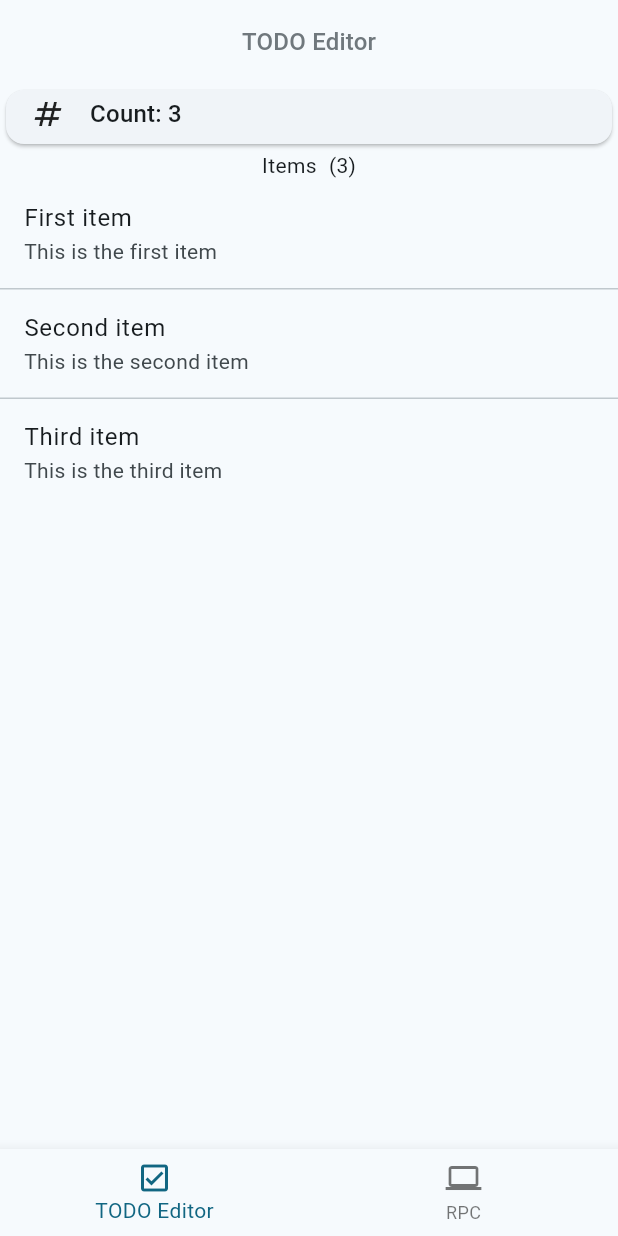
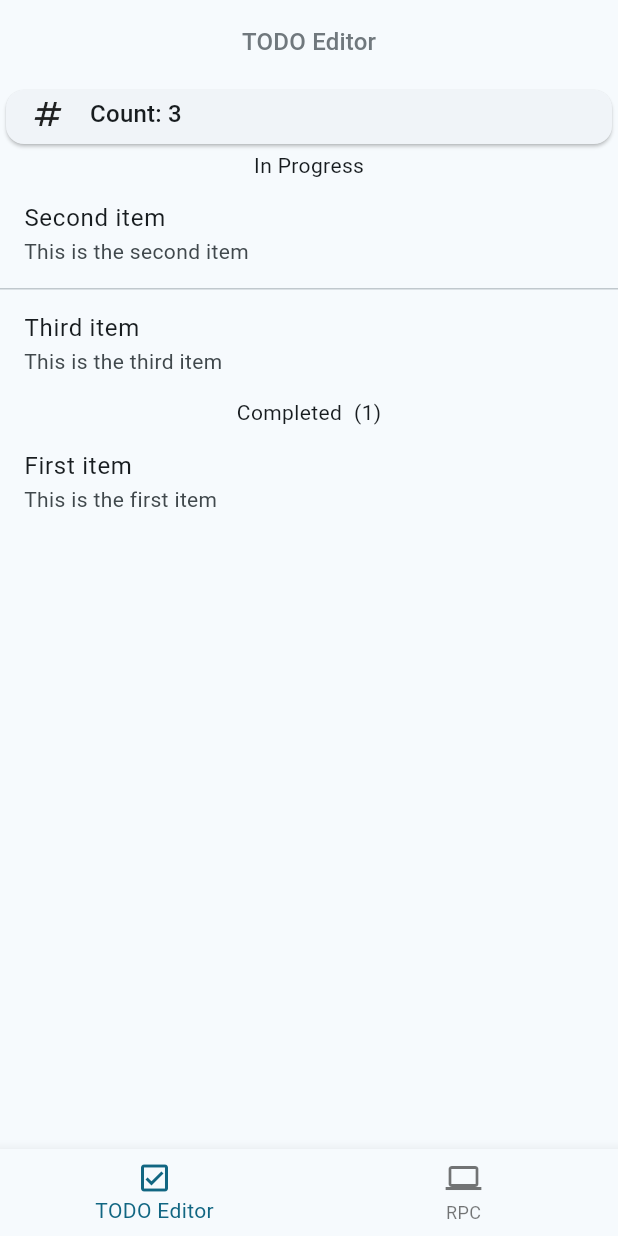
Before and after one commit to vinculor/vinculor-flutter-test, a Flutter app: the screen it shows after launch, on a phone screen of 412 x 824 dp. Run offline on Flutter 3.47's test engine with Material 3 defaults, Android fonts, the phone set to English and light mode, and no system bars; our stand-ins replace after_layout, gap, get_it.

Commit message:
exercise 1 feature 1

```diff
--- a/test_app_flutter/lib/widget/todo_editor/todo_editor_page.dart
+++ b/test_app_flutter/lib/widget/todo_editor/todo_editor_page.dart
@@ -28,9 +28,17 @@ class _TodoEditorPageState extends State<TodoEditorPage> {
           ListSection(
             listEmitter: _appController.todoItemsEmitter,
             itemGroups: [
-              ListItemGroup(
-                titleText: 'Items',
+              ListItemGroup<TodoItem>(
+                titleText: 'In Progress',
+                filter: (item) => !item.isDone,
                 builder: _itemBuilder,
+                showCount: false
+              ),
+              ListItemGroup<TodoItem>(
+                titleText: 'Completed',
+                filter: (item) => item.isDone,
+                builder: _itemBuilder,
+                showCount: true
               ),
             ],
           )
```
Also changed, not shown: test_app_flutter/pubspec.lock.
